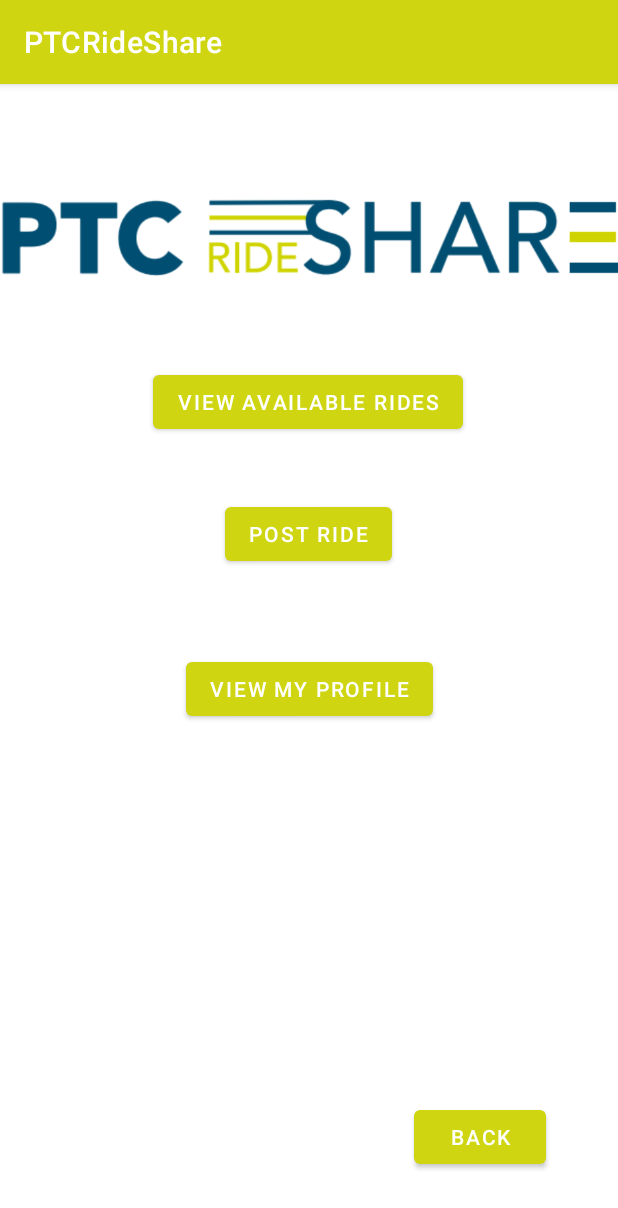
After one commit to tlh38-depreciated/RideShare_Andriod, an Android app: the MainMenu screen opened directly, with no data from a screen before it, on a phone screen of 412 x 824 dp. The commit adds this screen. Shown: the top 1208 px of the screen. Run offline under Robolectric (Android 15) with nearby library versions, the phone set to English and light mode, and no system bars.

Commit message:
PostARide test posts to DB retn's  Str response+menu act

```diff
--- a/app/src/main/AndroidManifest.xml
+++ b/app/src/main/AndroidManifest.xml
@@ -14,7 +14,11 @@
         android:roundIcon="@mipmap/ic_launcher_round"
         android:supportsRtl="true"
         android:theme="@style/Theme.RideShare_PTC"
+        android:usesCleartextTraffic="true"
         tools:targetApi="31">
+        <activity
+            android:name=".MainMenu"
+            android:exported="false" />
         <activity
             android:name=".RidePostedSuccess"
             android:exported="false" />
--- /dev/null
+++ b/app/src/main/java/net/rideshare_ptc/MainMenu.java
@@ -0,0 +1,14 @@
+package net.rideshare_ptc;
+
+import androidx.appcompat.app.AppCompatActivity;
+
+import android.os.Bundle;
+
+public class MainMenu extends AppCompatActivity {
+
+    @Override
+    protected void onCreate(Bundle savedInstanceState) {
+        super.onCreate(savedInstanceState);
+        setContentView(R.layout.activity_main_menu);
+    }
+}
--- /dev/null
+++ b/app/src/main/res/layout/activity_main_menu.xml
@@ -0,0 +1,64 @@
+<?xml version="1.0" encoding="utf-8"?>
+<androidx.constraintlayout.widget.ConstraintLayout xmlns:android="http://schemas.android.com/apk/res/android"
+    xmlns:app="http://schemas.android.com/apk/res-auto"
+    xmlns:tools="http://schemas.android.com/tools"
+    android:layout_width="match_parent"
+    android:layout_height="match_parent"
+    tools:context=".MainMenu">
+
+    <ImageView
+        android:id="@+id/imageView4"
+        android:layout_width="wrap_content"
+        android:layout_height="wrap_content"
+        android:layout_marginTop="64dp"
+        app:layout_constraintEnd_toEndOf="parent"
+        app:layout_constraintHorizontal_bias="1.0"
+        app:layout_constraintStart_toStartOf="parent"
+        app:layout_constraintTop_toTopOf="parent"
+        app:srcCompat="@drawable/ptc_logo_2" />
+
+    <Button
+        android:id="@+id/btnMenuPost"
+        android:layout_width="wrap_content"
+        android:layout_height="wrap_content"
+        android:layout_marginTop="40dp"
+        android:text="Post Ride"
+        app:layout_constraintEnd_toEndOf="parent"
+        app:layout_constraintHorizontal_bias="0.498"
+        app:layout_constraintStart_toStartOf="parent"
+        app:layout_constraintTop_toBottomOf="@+id/btnMenuViewRides" />
+
+    <Button
+        android:id="@+id/btnMenuViewRides"
+        android:layout_width="wrap_content"
+        android:layout_height="wrap_content"
+        android:layout_marginTop="48dp"
+        android:text="View Available Rides"
+        app:layout_constraintEnd_toEndOf="parent"
+        app:layout_constraintHorizontal_bias="0.497"
+        app:layout_constraintStart_toStartOf="parent"
+        app:layout_constraintTop_toBottomOf="@+id/imageView4" />
+
+    <Button
+        android:id="@+id/btnMenuViewProf"
+        android:layout_width="wrap_content"
+        android:layout_height="wrap_content"
+        android:text="View My Profile"
+        app:layout_constraintBottom_toBottomOf="parent"
+        app:layout_constraintEnd_toEndOf="parent"
+        app:layout_constraintStart_toStartOf="parent"
+        app:layout_constraintTop_toBottomOf="@+id/btnMenuPost"
+        app:layout_constraintVertical_bias="0.139" />
+
+    <Button
+        android:id="@+id/btnMenuBack"
+        android:layout_width="wrap_content"
+        android:layout_height="wrap_content"
+        android:text="Back"
+        app:layout_constraintBottom_toBottomOf="parent"
+        app:layout_constraintEnd_toEndOf="parent"
+        app:layout_constraintHorizontal_bias="0.851"
+        app:layout_constraintStart_toStartOf="parent"
+        app:layout_constraintTop_toTopOf="parent"
+        app:layout_constraintVertical_bias="0.942" />
+</androidx.constraintlayout.widget.ConstraintLayout>
```
Also changed, not shown: app/src/main/java/net/rideshare_ptc/DriverPostARide.java (+57 -10 lines), app/src/main/java/net/rideshare_ptc/RidePostedSuccess.java (+9 -0 lines), app/src/main/res/layout/activity_ride_posted_success.xml (+7 -5 lines).
